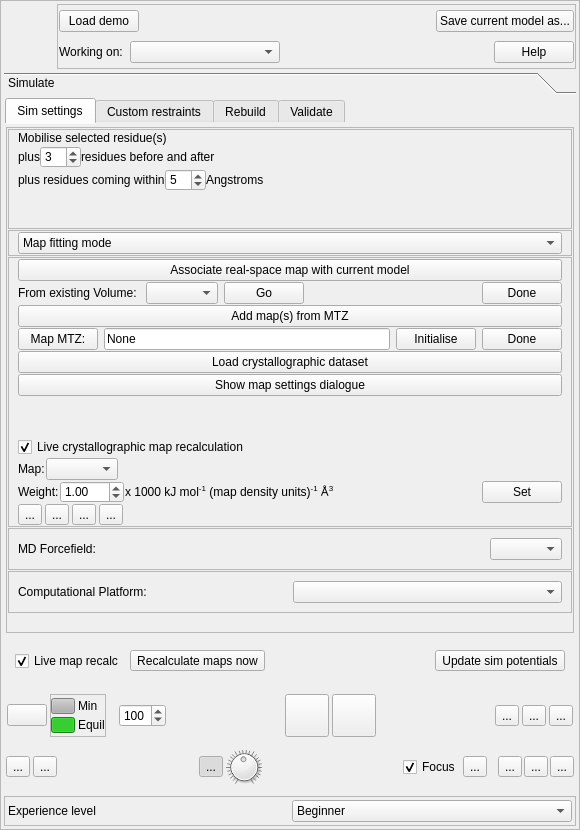
Old version of the form isolde/src/ui/IsoldeFrame.ui in the repository tristanic/isolde.
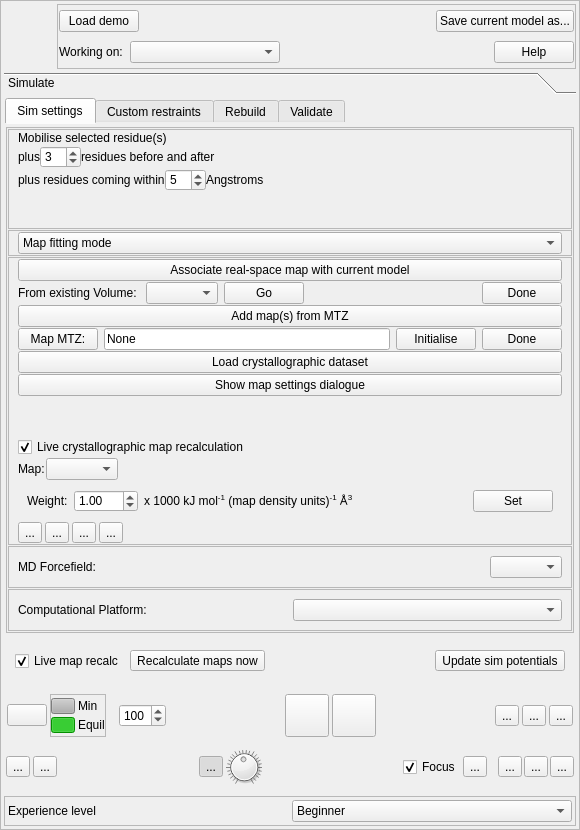
New version of the form. Icons and pictures are not drawn.

Commit message: MDFF managers must be explicitly created.

Diff of the .ui file:
```diff
--- a/isolde/src/ui/IsoldeFrame.ui
+++ b/isolde/src/ui/IsoldeFrame.ui
@@ -363,7 +363,7 @@
                 <property name="geometry">
                  <rect>
                   <x>0</x>
-                  <y>-225</y>
+                  <y>-278</y>
                   <width>542</width>
                   <height>701</height>
                  </rect>
@@ -805,6 +805,7 @@
                         </layout>
                        </item>
                        <item>
+                        <widget class="QFrame" name="_sim_basic_xtal_map_weight_frame">
                         <layout class="QHBoxLayout" name="horizontalLayout_34">
                          <item>
                           <widget class="QLabel" name="label_40">
@@ -857,6 +858,7 @@
                           </widget>
                          </item>
                         </layout>
+                        </widget>
                        </item>
                        <item>
                         <layout class="QHBoxLayout" name="horizontalLayout_14">
```
Left out of the diff: 2 changed lines with no effect on the pictures. Lines whose indentation alone changed are shown as unchanged. The commit also changes 2 other files.
